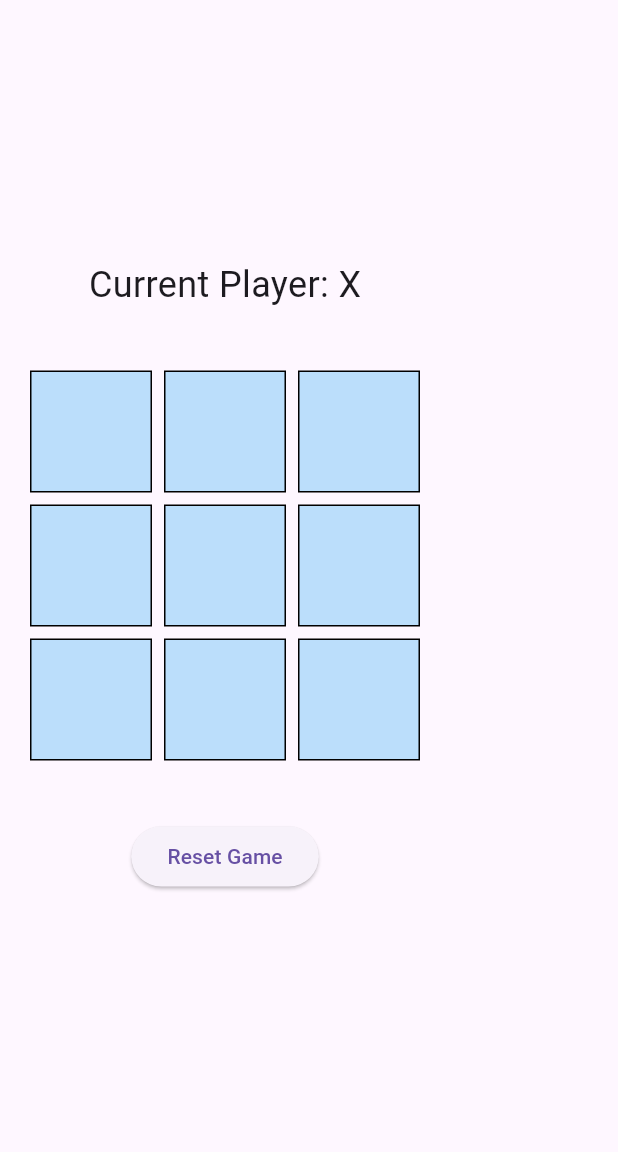
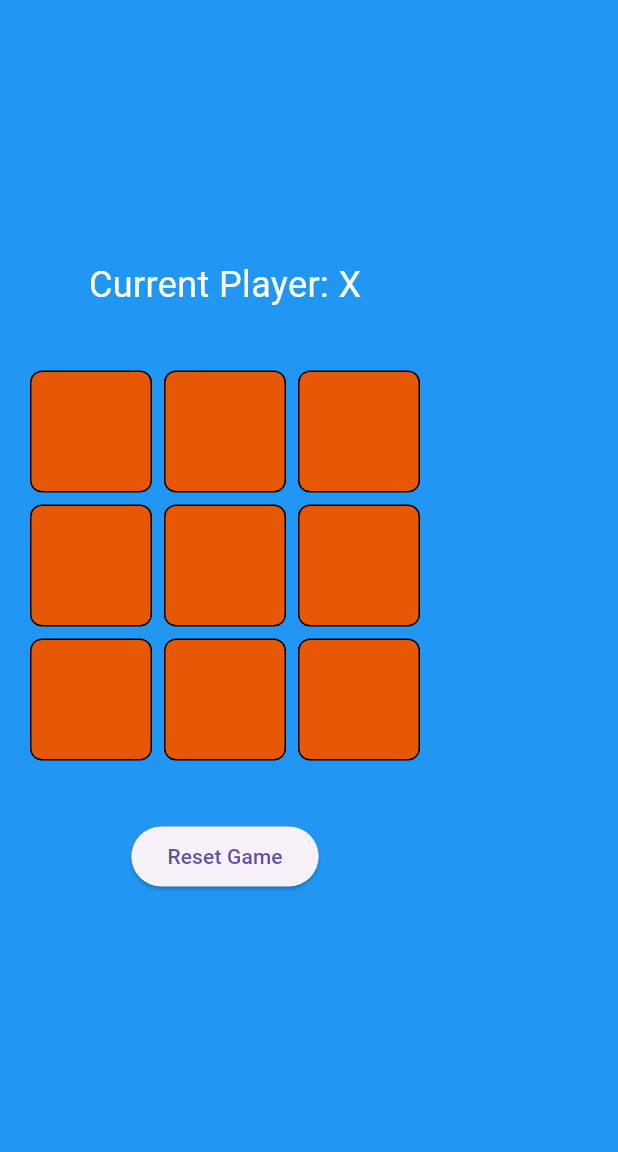
Before and after one commit to sahebbali/tap_tap_game, a Flutter app: the screen it shows after launch, on a phone screen of 412 x 824 dp, the part 84-1236 px from its top. Run offline on Flutter 3.47's test engine with Material 3 defaults, Android fonts, the phone set to English and light mode, and no system bars.

Commit message:
fixed some issue

```diff
--- a/lib/main.dart
+++ b/lib/main.dart
@@ -69,9 +69,11 @@
   @override
   Widget build(BuildContext context) {
     return Scaffold(
+      backgroundColor: Colors.blue, // 👈 Set the background color here
       appBar: AppBar(title: const Text('Tic Tac Toe')),
       body: Column(
         mainAxisAlignment: MainAxisAlignment.center,
+
         children: [
           Text(
             winner == null
@@ -79,7 +81,7 @@
                 : winner == 'Draw'
                 ? 'It\'s a Draw!'
                 : 'Winner: $winner',
-            style: const TextStyle(fontSize: 24),
+            style: const TextStyle(fontSize: 24, color: Colors.white),
           ),
           const SizedBox(height: 20),
           _buildBoard(),
@@ -98,6 +100,7 @@
       padding: const EdgeInsets.all(16),
       height: 300,
       width: 300,
+
       child: GridView.builder(
         itemCount: 9,
         gridDelegate: const SliverGridDelegateWithFixedCrossAxisCount(
@@ -108,15 +111,18 @@
           child: Container(
             margin: const EdgeInsets.all(4),
             decoration: BoxDecoration(
-              color: Colors.blue[100],
+              color: const Color.fromARGB(255, 231, 88, 6),
               border: Border.all(color: Colors.black),
+              borderRadius: BorderRadius.circular(8),
             ),
             child: Center(
               child: Text(
                 board[index],
                 style: TextStyle(
                   fontSize: 48,
-                  color: board[index] == 'X' ? Colors.blue : Colors.red,
+                  color: board[index] == 'X'
+                      ? const Color.fromARGB(255, 243, 243, 243)
+                      : const Color.fromARGB(255, 218, 214, 213),
                 ),
               ),
             ),
```
